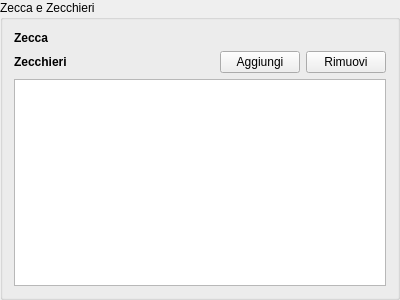
mirkoviviani76/gestcoll, file GestCollOnQt/GUI/Moneta/Zecca/zeccawidget.ui: the form before one commit.
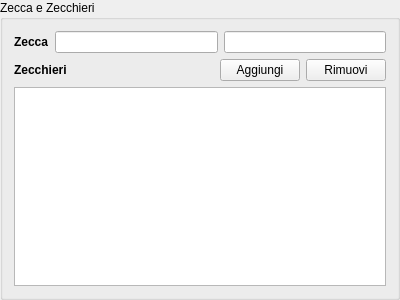
The form after the commit. Custom widgets are drawn as their Qt base class.

```diff
--- a/GestCollOnQt/GUI/Moneta/Zecca/zeccawidget.ui
+++ b/GestCollOnQt/GUI/Moneta/Zecca/zeccawidget.ui
@@ -18,7 +18,7 @@
   </property>
   <layout class="QVBoxLayout" name="verticalLayout">
    <item>
-    <layout class="QHBoxLayout" name="horizontalLayout_2" stretch="0,1">
+    <layout class="QHBoxLayout" name="horizontalLayout_2" stretch="0,0,0">
      <item>
       <widget class="QLabel" name="label_2">
        <property name="font">
@@ -33,7 +33,10 @@
       </widget>
      </item>
      <item>
-      <widget class="MisuraForm" name="zecca" native="true"/>
+      <widget class="QLineEdit" name="nomeZecca"/>
+     </item>
+     <item>
+      <widget class="QLineEdit" name="segnoZecca"/>
      </item>
     </layout>
    </item>
@@ -80,14 +83,6 @@
    </item>
   </layout>
  </widget>
- <customwidgets>
-  <customwidget>
-   <class>MisuraForm</class>
-   <extends>QWidget</extends>
-   <header>misuraform.h</header>
-   <container>1</container>
-  </customwidget>
- </customwidgets>
  <resources/>
  <connections/>
 </ui>
```
